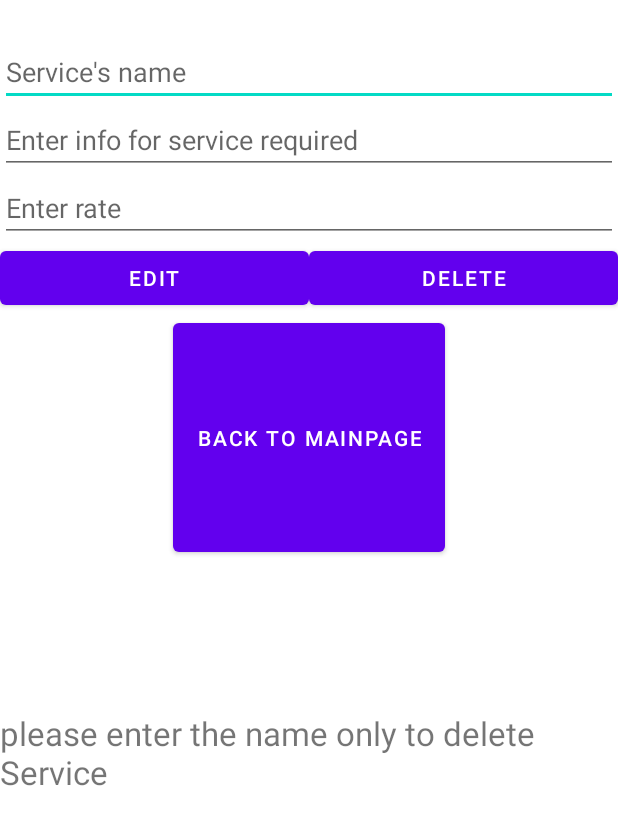
After one commit to samspark345/android_studio_application, an Android app: the layout edit_service.xml on its own in the app's theme, with its tools: preview values and no code run, on a phone screen of 412 x 824 dp. The commit adds this screen. Shown: the top 825 px of the screen. Run offline under Robolectric (Android 15) with nearby library versions, the phone set to English and light mode, and no system bars.

Commit message:
Upload Service activity & method

```diff
--- a/ByblosMobile/app/src/main/java/com/example/byblosmobile/ServiceEditing.java
+++ /dev/null
@@ -1,4 +0,0 @@
-package com.example.byblosmobile;
-
-public class ServiceEditing {
-}
--- a/ByblosMobile/app/src/main/res/layout/activity_service.xml
+++ b/ByblosMobile/app/src/main/res/layout/activity_service.xml
@@ -129,10 +129,16 @@
             android:layout_below="@id/textView">
         </ListView>
 
+
         <Space
             android:layout_width="match_parent"
             android:layout_height="22dp" />
 
+        <TextView
+            android:id="@+id/textView2"
+            android:layout_width="match_parent"
+            android:layout_height="wrap_content"
+            android:text="Attention: Long Click List To Editing Service!" />
 
         <Button
             android:id="@+id/DeleteService"
--- /dev/null
+++ b/ByblosMobile/app/src/main/res/layout/edit_service.xml
@@ -0,0 +1,90 @@
+<?xml version="1.0" encoding="utf-8"?>
+<androidx.constraintlayout.widget.ConstraintLayout xmlns:android="http://schemas.android.com/apk/res/android"
+    android:layout_width="match_parent"
+    android:layout_height="match_parent">
+
+    <LinearLayout
+        android:layout_width="match_parent"
+        android:layout_height="match_parent"
+        android:orientation="vertical">
+
+        <EditText
+            android:id="@+id/nameService"
+            android:layout_width="match_parent"
+            android:layout_height="wrap_content"
+            android:layout_centerHorizontal="true"
+            android:layout_marginTop="25dp"
+            android:ems="10"
+            android:hint="Service's name"
+            android:inputType="textPersonName" />
+
+
+        <EditText
+            android:id="@+id/infoService"
+            android:layout_width="match_parent"
+            android:layout_height="wrap_content"
+            android:layout_below="@id/nameService"
+            android:layout_centerHorizontal="true"
+            android:ems="10"
+            android:gravity="start|top"
+            android:hint="Enter info for service required"
+            android:inputType="textMultiLine" />
+
+        <EditText
+            android:id="@+id/rateEdit"
+            android:layout_width="match_parent"
+            android:layout_height="wrap_content"
+            android:layout_below="@id/infoService"
+            android:layout_centerHorizontal="true"
+            android:ems="10"
+            android:gravity="start|top"
+            android:hint="Enter rate"
+            android:inputType="textMultiLine" />
+
+        <LinearLayout
+            android:layout_width="match_parent"
+            android:layout_height="wrap_content"
+            android:layout_below="@id/rateEdit"
+            android:orientation="horizontal">
+
+            <Button
+                android:id="@+id/updateServiceButton"
+                android:layout_width="wrap_content"
+                android:layout_height="wrap_content"
+                android:layout_weight="1"
+                android:text="Edit" />
+
+            <Button
+                android:id="@+id/deleteServiceButton"
+                android:layout_width="wrap_content"
+                android:layout_height="wrap_content"
+                android:layout_weight="1"
+                android:text="Delete" />
+
+        </LinearLayout>
+
+        <Button
+            android:id="@+id/backToMain"
+            android:layout_width="wrap_content"
+            android:layout_height="wrap_content"
+            android:layout_gravity="center"
+            android:layout_weight="1"
+            android:text="Back To MainPage" />
+
+        <LinearLayout
+            android:layout_width="match_parent"
+            android:layout_height="350dp"
+            android:layout_marginTop="100dp"
+            android:orientation="vertical">
+
+            <TextView
+                android:id="@+id/textView7"
+                android:layout_width="match_parent"
+                android:layout_height="wrap_content"
+                android:text="please enter the name only to delete Service"
+                android:textSize="22sp" />
+
+        </LinearLayout>
+
+    </LinearLayout>
+</androidx.constraintlayout.widget.ConstraintLayout>
```
Also changed, not shown: ByblosMobile/app/src/main/java/com/example/byblosmobile/AdminWelcomePage.java (+1 -9 lines), ByblosMobile/app/src/main/java/com/example/byblosmobile/DatabaseHelper.java (+24 -0 lines), ByblosMobile/app/src/main/java/com/example/byblosmobile/ServiceActivityForAdmin.java (+83 -1 lines).
